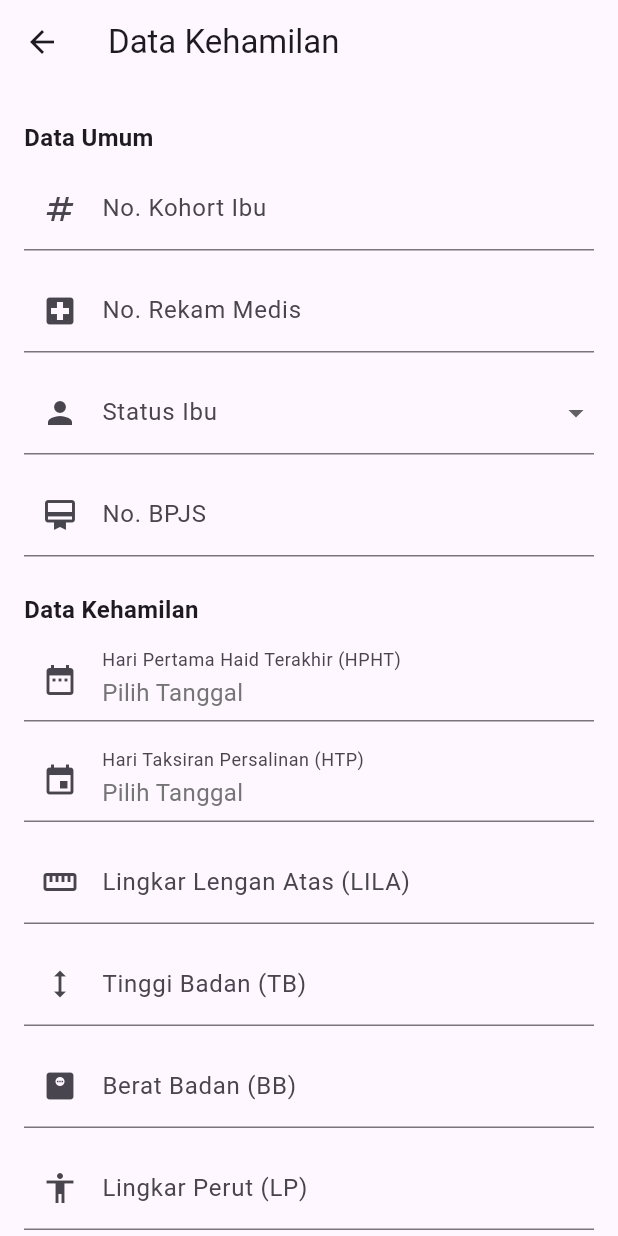
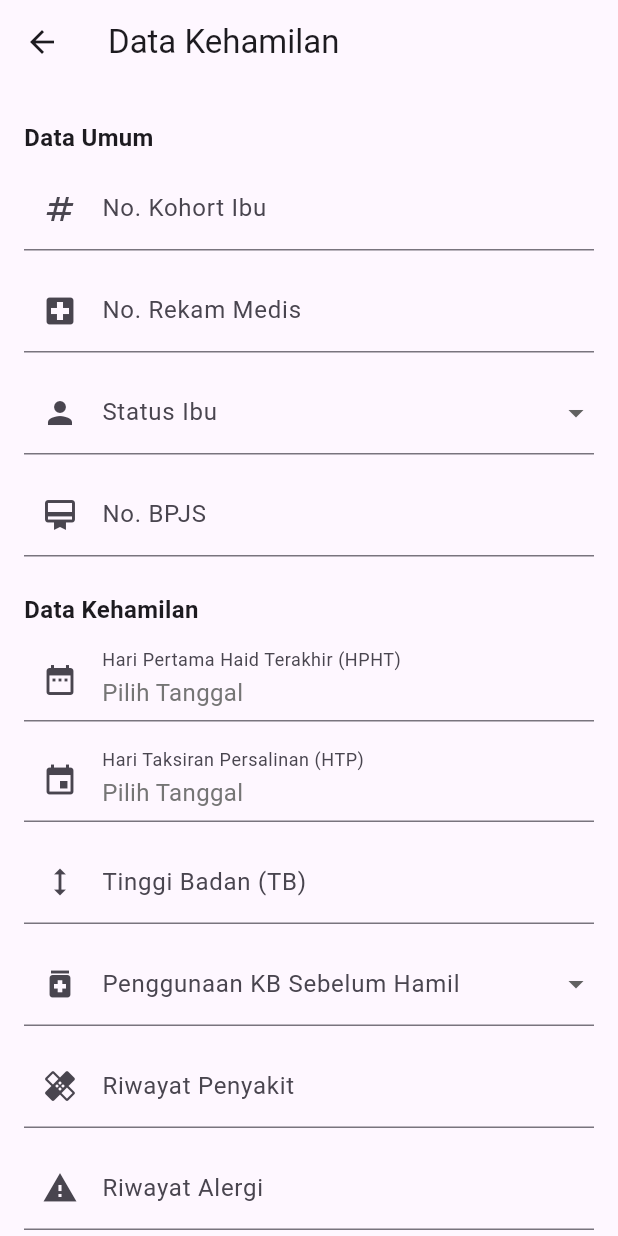
Before and after one commit to dwipp/ebidan, a Flutter app: the PendataanKehamilanScreen screen opened directly with empty values, on a phone screen of 412 x 824 dp. Run offline on Flutter 3.47's test engine with Material 3 defaults, Android fonts, the phone set to English and light mode, and no system bars; our stand-ins replace bloc, cloud_firestore, equatable, firebase_auth, firebase_core, flutter_bloc and 5 more; accounts and stored records are empty.

Commit message:
adjust resti when adding kunjungan

```diff
--- /dev/null
+++ b/lib/data/models/kehamilan_model.dart
@@ -0,0 +1,80 @@
+import 'package:cloud_firestore/cloud_firestore.dart';
+import 'package:ebidan/data/models/kunjungan_model.dart';
+
+class Kehamilan {
+  final String id;
+  final String? bpjs;
+  final DateTime? createdAt;
+  final String? gpa;
+  final String? hasilLab;
+  final String? hemoglobin;
+  final DateTime? hpht;
+  final DateTime? http;
+  final String? idBidan;
+  final String? idBumil;
+  final String? kontrasepsiSebelumHamil;
+  final String? noKohortIbu;
+  final String? noRekaMedis;
+  final List<String>? resti;
+  final String? riwayatAlergi;
+  final String? riwayatPenyakit;
+  final String? statusIbu;
+  final String? statusTt;
+  final String? tb;
+  final DateTime? tglPeriksaUsg;
+  final List<Kunjungan>? kunjungan;
+
+  Kehamilan({
+    required this.id,
+    this.bpjs,
+    this.createdAt,
+    this.gpa,
+    this.hasilLab,
+    this.hemoglobin,
+    this.hpht,
+    this.http,
+    this.idBidan,
+    this.idBumil,
+    this.kontrasepsiSebelumHamil,
+    this.noKohortIbu,
+    this.noRekaMedis,
+    this.resti,
+    this.riwayatAlergi,
+    this.riwayatPenyakit,
+    this.statusIbu,
+    this.statusTt,
+    this.tb,
+    this.tglPeriksaUsg,
+    this.kunjungan,
+  });
+
+  factory Kehamilan.fromFirestore(
+    String id,
+    Map<String, dynamic> json,
+    List<Kunjungan> kunjungan,
+  ) {
+    return Kehamilan(
+      id: id,
+      bpjs: json['bpjs'],
+      createdAt: (json['created_at'] as Timestamp?)?.toDate(),
+      gpa: json['gpa'],
+      hasilLab: json['hasil_lab'],
+      hemoglobin: json['hemoglobin'],
+      hpht: (json['hpht'] as Timestamp?)?.toDate(),
+      http: (json['http'] as Timestamp?)?.toDate(),
+      idBidan: json['id_bidan'],
+      idBumil: json['id_bumil'],
+      kontrasepsiSebelumHamil: json['kontrasepsi_sebelum_hamil'],
+      noKohortIbu: json['no_kohort_ibu'],
+      noRekaMedis: json['no_reka_medis'],
+      resti: (json['resti'] as List?)?.map((e) => e.toString()).toList(),
+      riwayatAlergi: json['riwayat_alergi'],
+      riwayatPenyakit: json['riwayat_penyakit'],
+      statusIbu: json['status_ibu'],
+      statusTt: json['status_tt'],
+      tb: json['tb'],
+      tglPeriksaUsg: (json['tgl_periksa_usg'] as Timestamp?)?.toDate(),
+      kunjungan: kunjungan,
+    );
+  }
+}
--- /dev/null
+++ b/lib/data/models/kunjungan_model.dart
@@ -0,0 +1,42 @@
+import 'package:cloud_firestore/cloud_firestore.dart';
+
+class Kunjungan {
+  final String? bb;
+  final DateTime? createdAt;
+  final String? keluhan;
+  final String? lila;
+  final String? lp;
+  final String? planning;
+  final String? status;
+  final String? td;
+  final String? tfu;
+  final String? uk;
+
+  Kunjungan({
+    this.bb,
+    this.createdAt,
+    this.keluhan,
+    this.lila,
+    this.lp,
+    this.planning,
+    this.status,
+    this.td,
+    this.tfu,
+    this.uk,
+  });
+
+  factory Kunjungan.fromFirestore(Map<String, dynamic> json) {
+    return Kunjungan(
+      bb: json['bb'],
+      createdAt: (json['created_at'] as Timestamp?)?.toDate(),
+      keluhan: json['keluhan'],
+      lila: json['lila'],
+      lp: json['lp'],
+      planning: json['planning'],
+      status: json['status'],
+      td: json['td'],
+      tfu: json['tfu'],
+      uk: json['uk'],
+    );
+  }
+}
--- a/lib/presentation/router/app_router.dart
+++ b/lib/presentation/router/app_router.dart
@@ -68,7 +68,10 @@ class AppRouter {
       case kunjungan:
         final args = routeSettings.arguments as Map<String, dynamic>;
         return MaterialPageRoute(
-          builder: (_) => KunjunganScreen(kehamilanId: args['kehamilanId']),
+          builder: (_) => KunjunganScreen(
+            kehamilanId: args['kehamilanId'],
+            firstTime: args['firstTime'],
+          ),
         );
       case reviewKunjungan:
         final args = routeSettings.arguments as Map<String, dynamic>;
--- a/lib/presentation/screens/bumil/pendataan_kehamilan.dart
+++ b/lib/presentation/screens/bumil/pendataan_kehamilan.dart
@@ -35,11 +35,11 @@ class _PendataanKehamilanState extends State<PendataanKehamilanScreen> {
   bool _isSubmitting = false;
 
   // Controller untuk setiap field
-  final _bbController = TextEditingController();
+  // final _bbController = TextEditingController();
   final _tbController = TextEditingController();
-  final _lilaController = TextEditingController();
+  // final _lilaController = TextEditingController();
   final _hemoglobinController = TextEditingController();
-  final _lpController = TextEditingController();
+  // final _lpController = TextEditingController();
   final _bpjsController = TextEditingController();
   final _noKohortController = TextEditingController();
   final _noRekaMedisController = TextEditingController();
@@ -126,11 +126,8 @@ class _PendataanKehamilanState extends State<PendataanKehamilanScreen> {
       resti.add('Risiko panggul sempit (tb: ${_tbController.text} cm)');
     }
 
-    if (int.parse(_lilaController.text) < 23.5) {
-      resti.add('Kekurangan Energi Kronis (lila: ${_lilaController.text} cm)');
-    }
-
-    if (int.parse(_hemoglobinController.text) < 11) {
+    if (_hemoglobinController.text.isNotEmpty &&
+        int.parse(_hemoglobinController.text) < 11) {
       resti.add('Anemia (Hb: ${_hemoglobinController.text} g/dL)');
     }
 
@@ -143,8 +140,6 @@ class _PendataanKehamilanState extends State<PendataanKehamilanScreen> {
         'Pernah melahirkan bayi dengan berat < 2500 gram (${widget.jumlahLahirBeratRendah}x)',
       );
     }
-
-    // hipertensi -> sistol > 120 && diatol > 80
 
     return resti;
   }
@@ -159,11 +154,11 @@ class _PendataanKehamilanState extends State<PendataanKehamilanScreen> {
 
     try {
       final docRef = await FirebaseFirestore.instance.collection('kehamilan').add({
-        "bb": _bbController.text,
+        // "bb": _bbController.text,
         "tb": _tbController.text,
-        "lila": _lilaController.text,
+        // "lila": _lilaController.text,
         "hemoglobin": _hemoglobinController.text,
-        "lp": _lpController.text,
+        // "lp": _lpController.text,
         "bpjs": _bpjsController.text,
         "no_kohort_ibu": _noKohortController.text,
         "no_reka_medis": _noRekaMedisController.text,
@@ -191,7 +186,7 @@ class _PendataanKehamilanState extends State<PendataanKehamilanScreen> {
         Navigator.pushReplacementNamed(
           context,
           AppRouter.kunjungan,
-          arguments: {'kehamilanId': docRef.id},
+          arguments: {'kehamilanId': docRef.id, 'firstTime': true},
         );
       }
     } catch (e) {
@@ -286,15 +281,15 @@ class _PendataanKehamilanState extends State<PendataanKehamilanScreen> {
                   setState(() => _htp = date);
                 },
               ),
-              const SizedBox(height: 12),
-              CustomTextField(
-                label: "Lingkar Lengan Atas (LILA)",
-                icon: Icons.straighten,
-                controller: _lilaController,
-                suffixText: 'cm',
-                isNumber: true,
-                validator: (val) => val!.isEmpty ? 'Wajib diisi' : null,
-              ),
+              // const SizedBox(height: 12),
+              // CustomTextField(
+              //   label: "Lingkar Lengan Atas (LILA)",
+              //   icon: Icons.straighten,
+              //   controller: _lilaController,
+              //   suffixText: 'cm',
+              //   isNumber: true,
+              //   validator: (val) => val!.isEmpty ? 'Wajib diisi' : null,
+              // ),
               const SizedBox(height: 12),
               CustomTextField(
                 label: "Tinggi Badan (TB)",
@@ -304,24 +299,24 @@ class _PendataanKehamilanState extends State<PendataanKehamilanScreen> {
                 isNumber: true,
                 validator: (val) => val!.isEmpty ? 'Wajib diisi' : null,
               ),
-              const SizedBox(height: 12),
-              CustomTextField(
-                label: "Berat Badan (BB)",
-                icon: Icons.monitor_weight,
-                controller: _bbController,
-                suffixText: 'kilogram',
-                isNumber: true,
-                validator: (val) => val!.isEmpty ? 'Wajib diisi' : null,
-              ),
-              const SizedBox(height: 12),
-              CustomTextField(
-                label: "Lingkar Perut (LP)",
-                icon: Icons.accessibility,
-                controller: _lpController,
-                suffixText: 'cm',
-                isNumber: true,
-                validator: (val) => val!.isEmpty ? 'Wajib diisi' : null,
-              ),
+              // const SizedBox(height: 12),
+              // CustomTextField(
+              //   label: "Berat Badan (BB)",
+              //   icon: Icons.monitor_weight,
+              //   controller: _bbController,
+              //   suffixText: 'kilogram',
+              //   isNumber: true,
+              //   validator: (val) => val!.isEmpty ? 'Wajib diisi' : null,
+              // ),
+              // const SizedBox(height: 12),
+              // CustomTextField(
+              //   label: "Lingkar Perut (LP)",
+              //   icon: Icons.accessibility,
+              //   controller: _lpController,
+              //   suffixText: 'cm',
+              //   isNumber: true,
+              //   validator: (val) => val!.isEmpty ? 'Wajib diisi' : null,
+              // ),
               const SizedBox(height: 12),
               DropdownField(
                 label: 'Penggunaan KB Sebelum Hamil',
```
Also changed, not shown: lib/presentation/screens/kunjungan/add_kunjungan.dart (+7 -1 lines), lib/presentation/screens/kunjungan/pilih_bumil.dart (+27 -13 lines), lib/presentation/screens/kunjungan/review_kunjungan.dart (+29 -0 lines).
